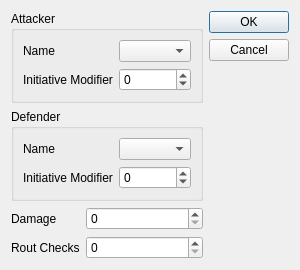
First picture: the form in lib/attack_gui.ui, repository ErikSeguinte/ex-3e-tracker-Python, before the edit.
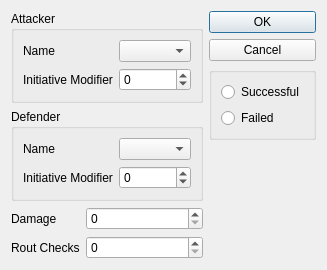
Second picture: the form after the edit.

Commit message: Added Successful/Failed to withering UI

The edit to the form file:
```diff
--- a/lib/attack_gui.ui
+++ b/lib/attack_gui.ui
@@ -6,7 +6,7 @@
    <rect>
     <x>0</x>
     <y>0</y>
-    <width>279</width>
+    <width>299</width>
     <height>238</height>
    </rect>
   </property>
@@ -109,7 +109,15 @@
     </layout>
    </item>
    <item>
+    <layout class="QVBoxLayout" name="verticalLayout_3">
+     <item>
     <widget class="QDialogButtonBox" name="buttonBox">
+       <property name="sizePolicy">
+        <sizepolicy hsizetype="Preferred" vsizetype="Fixed">
+         <horstretch>0</horstretch>
+         <verstretch>0</verstretch>
+        </sizepolicy>
+       </property>
      <property name="orientation">
       <enum>Qt::Vertical</enum>
      </property>
@@ -117,6 +125,44 @@
       <set>QDialogButtonBox::Cancel|QDialogButtonBox::Ok</set>
      </property>
     </widget>
+     </item>
+     <item>
+      <widget class="QGroupBox" name="Hit_Miss">
+       <property name="title">
+        <string/>
+       </property>
+       <layout class="QVBoxLayout" name="verticalLayout">
+        <item>
+         <widget class="QRadioButton" name="radioButton">
+          <property name="text">
+           <string>Successful</string>
+          </property>
+         </widget>
+        </item>
+        <item>
+         <widget class="QRadioButton" name="radioButton_2">
+          <property name="text">
+           <string>Failed</string>
+          </property>
+         </widget>
+        </item>
+       </layout>
+      </widget>
+     </item>
+     <item>
+      <spacer name="verticalSpacer">
+       <property name="orientation">
+        <enum>Qt::Vertical</enum>
+       </property>
+       <property name="sizeHint" stdset="0">
+        <size>
+         <width>20</width>
+         <height>40</height>
+        </size>
+       </property>
+      </spacer>
+     </item>
+    </layout>
    </item>
   </layout>
  </widget>
```
Left out of the diff: 14 changed lines with no effect on the pictures. Lines whose indentation alone changed are shown as unchanged. The commit also changes 4 other files.
